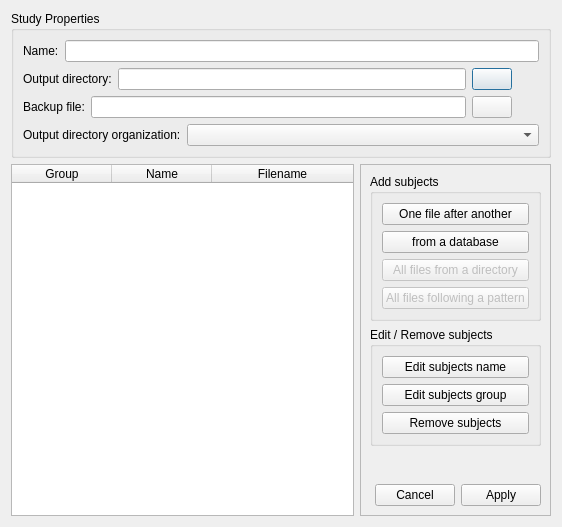
Above: morphologist/gui/ui/study_editor_widget.ui from brainvisa/morphologist before the change. Below: the same form after it.
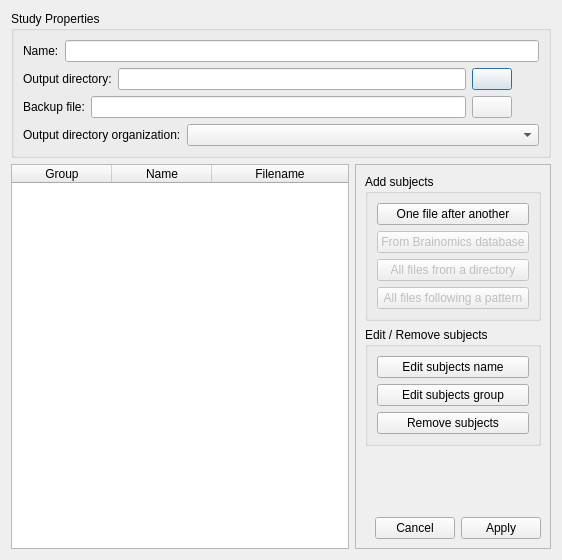
That is the form after the change. Icons and pictures are not drawn.

Commit message: ENH: Change labels and buttons text

```diff
--- a/morphologist/gui/ui/study_editor_widget.ui
+++ b/morphologist/gui/ui/study_editor_widget.ui
@@ -7,7 +7,7 @@
     <x>0</x>
     <y>0</y>
     <width>562</width>
-    <height>527</height>
+    <height>560</height>
    </rect>
   </property>
   <property name="windowTitle">
@@ -283,8 +283,11 @@
            </item>
            <item>
             <widget class="QPushButton" name="add_subjects_from_database_button">
+             <property name="enabled">
+              <bool>false</bool>
+             </property>
              <property name="text">
-              <string>from a database</string>
+              <string>From Brainomics database</string>
              </property>
             </widget>
            </item>
```
The commit also changes 1 other file.
